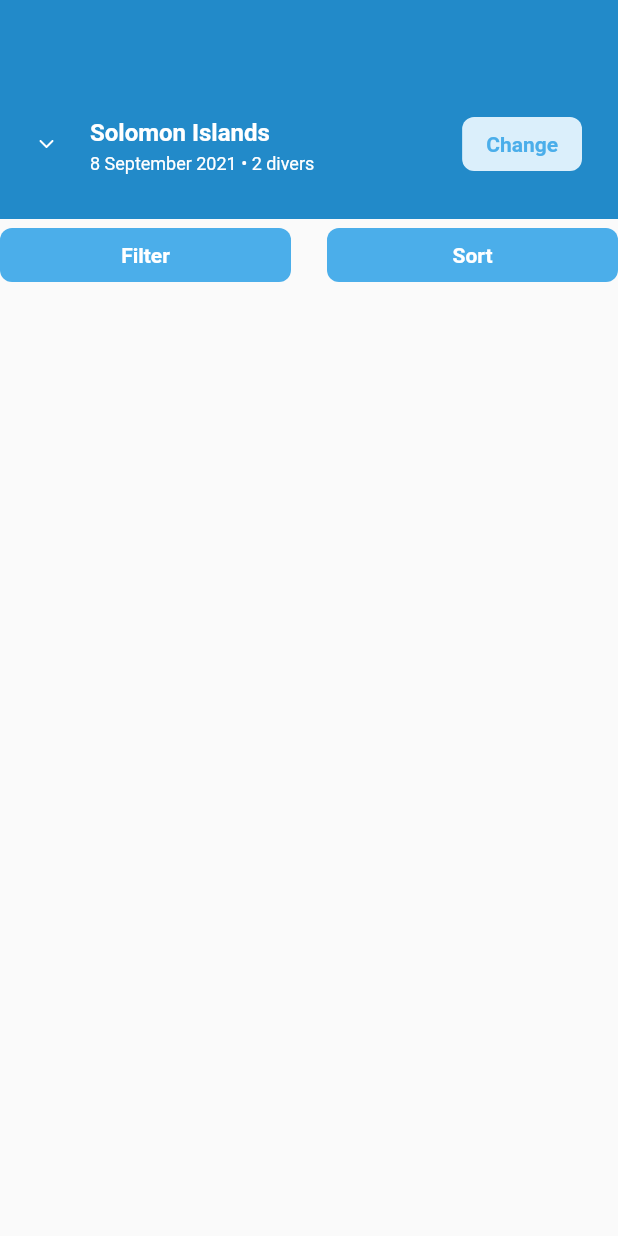
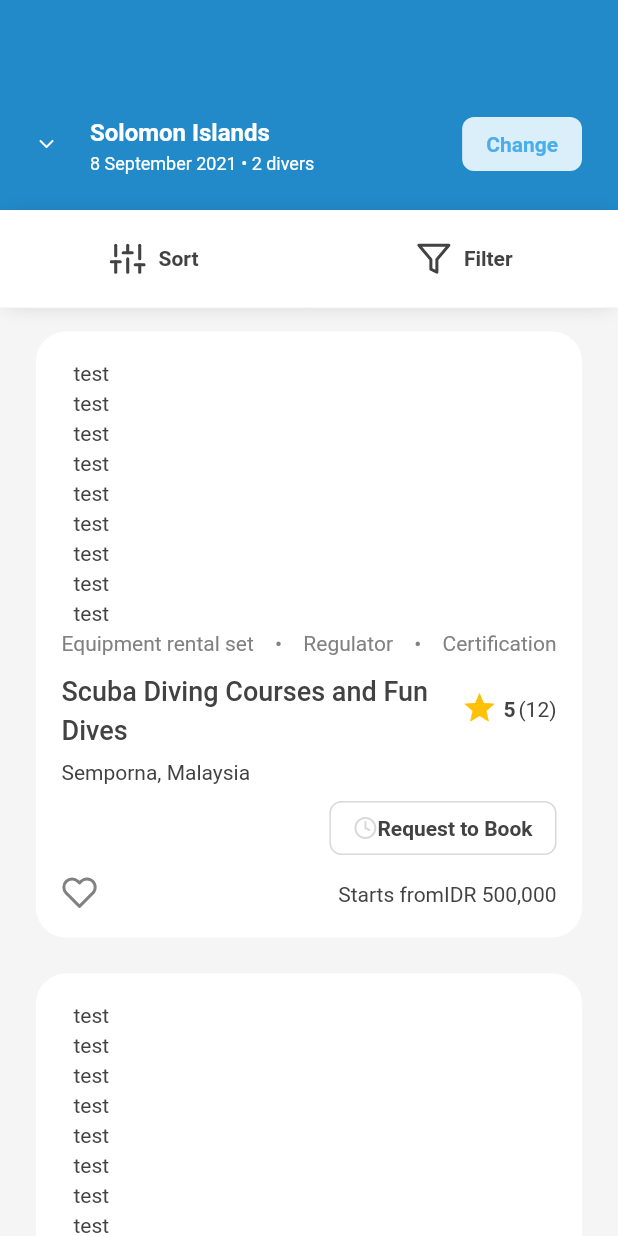
Before and after one commit to bayuleo/bookingDive, a Flutter app: the screen it shows after launch, after a tap on "Search", on a phone screen of 412 x 824 dp. Run offline on Flutter 3.47's test engine with Material 2 defaults, Android fonts, the phone set to English and light mode, and no system bars; our stand-ins replace dio, firebase_auth, firebase_core, firebase_messaging, flutter_svg, get and 5 more; missing offline and left inert: flutter_facebook_auth; accounts and stored records are empty.

Commit message:
item search

```diff
--- a/lib/app/core/values/app_theme_data.dart
+++ b/lib/app/core/values/app_theme_data.dart
@@ -28,6 +28,7 @@ class AppThemeData {
   final Color success90;
   final Color white;
   final Color disable;
+  final Color backgrounGrey;
 
   const AppThemeData(
       {required this.yellow10,
@@ -56,6 +57,7 @@ class AppThemeData {
       required this.success70,
       required this.success90,
       required this.white,
+      required this.backgrounGrey,
       required this.disable});
 
   static AppThemeData get light {
@@ -87,6 +89,7 @@ class AppThemeData {
       success90: Color(0xFF18451A),
       white: Color(0xFFFFFFFF),
       disable: Color(0xFFF3F3F3),
+      backgrounGrey: Color(0xFFF5F5F5),
     );
   }
 
--- a/lib/app/core/widgets/button/button_outline_basic_widget.dart
+++ b/lib/app/core/widgets/button/button_outline_basic_widget.dart
@@ -9,6 +9,9 @@ class ButtonOutlineBasicWidget extends StatelessWidget with BaseWidgetMixin {
   final Size? size;
   final bool isFullWidht;
   final bool enable;
+  final Color? textColor;
+  final Color? borderColor;
+  final Widget? icon;
 
   const ButtonOutlineBasicWidget({
     Key? key,
@@ -16,6 +19,9 @@ class ButtonOutlineBasicWidget extends StatelessWidget with BaseWidgetMixin {
     this.isFullWidht = false,
     this.size,
     this.enable = true,
+    this.textColor,
+    this.borderColor,
+    this.icon,
     required this.onTap,
   }) : super(key: key);
 
@@ -23,10 +29,15 @@ class ButtonOutlineBasicWidget extends StatelessWidget with BaseWidgetMixin {
   Widget build(BuildContext context) {
     return ElevatedButton(
       onPressed: () => enable ? onTap() : {},
-      child: TextBasicWidget(
-        text: text,
-        weight: FontWeight.w600,
-        color: enable ? theme.main50 : theme.main30,
+      child: Row(
+        children: [
+          icon ?? Container(),
+          TextBasicWidget(
+            text: text,
+            weight: FontWeight.w600,
+            color: enable ? textColor ?? theme.main50 : theme.main30,
+          ),
+        ],
       ),
       style: ElevatedButton.styleFrom(
         shadowColor: theme.white,
@@ -38,7 +49,8 @@ class ButtonOutlineBasicWidget extends StatelessWidget with BaseWidgetMixin {
                 ? null
                 : size,
         shape: RoundedRectangleBorder(
-          side: BorderSide(color: enable ? theme.main50 : theme.main30),
+          side: BorderSide(
+              color: enable ? borderColor ?? theme.main50 : theme.main30),
           borderRadius: BorderRadius.circular(8),
         ),
       ),
--- a/lib/app/modules/search/search_screen.dart
+++ b/lib/app/modules/search/search_screen.dart
@@ -1,6 +1,8 @@
 import 'package:bookingdive/app/core/widgets/button/button_basic_widget.dart';
 import 'package:bookingdive/app/core/widgets/text/text_basic_widget.dart';
 import 'package:bookingdive/app/modules/search/search_controller.dart';
+import 'package:bookingdive/app/modules/search/widgets/button_filter_search_widget.dart';
+import 'package:bookingdive/app/modules/search/widgets/item_search_location_widget.dart';
 import 'package:bookingdive/gen/assets.gen.dart';
 import 'package:flutter/material.dart';
 
@@ -12,13 +14,14 @@ class SearchScreen extends BaseView<SearchController> {
   @override
   Widget buildScreen(BuildContext context) {
     return Scaffold(
+      backgroundColor: theme.backgrounGrey,
       body: Column(
         children: [
           Container(
             decoration: BoxDecoration(color: theme.main70),
             child: Padding(
               padding: const EdgeInsets.only(
-                  top: 72, bottom: 26, left: 26, right: 24),
+                  top: 72, bottom: 20, left: 26, right: 24),
               child: Row(
                 mainAxisAlignment: MainAxisAlignment.spaceBetween,
                 children: [
@@ -57,27 +60,56 @@ class SearchScreen extends BaseView<SearchController> {
               ),
             ),
           ),
-          Padding(
+          Container(
+            decoration: BoxDecoration(
+                color: theme.white,
+                borderRadius: BorderRadius.circular(12),
+                boxShadow: [
+                  BoxShadow(
+                    offset: Offset(0, 1),
+                    blurRadius: 9,
+                    color: Colors.black.withOpacity(0.1),
+                  )
+                ]),
+            child: Padding(
               padding: const EdgeInsets.all(0),
               child: Row(
                 children: [
                   Expanded(
                     child: Padding(
-                    padding: const EdgeInsets.only(right: 12),
-                    child: ButtonBasicWidget(
-                        text: 'Filter', isFullWidht: false, onTap: () {}),
+                      padding: const EdgeInsets.only(right: 1),
+                      child: ButtonFilterSearchWidget(
+                        title: 'Sort',
+                        onClick: () {},
+                        icon: Assets.icons.settingIcon.svg(),
+                      ),
                     ),
                   ),
                   Expanded(
                     child: Padding(
-                    padding: const EdgeInsets.only(left: 12),
-                    child: ButtonBasicWidget(
-                        text: 'Sort', isFullWidht: false, onTap: () {}),
+                      padding: const EdgeInsets.only(left: 1),
+                      child: ButtonFilterSearchWidget(
+                        title: 'Filter',
+                        onClick: () {},
+                        icon: Assets.icons.filterIcon.svg(),
+                      ),
                     ),
                   ),
                 ],
               ),
             ),
+          ),
+          Expanded(
+              child: SingleChildScrollView(
+            child: ListView.builder(
+                physics: NeverScrollableScrollPhysics(),
+                padding: EdgeInsets.only(left: 24, top: 16, right: 24),
+                shrinkWrap: true,
+                itemCount: 9,
+                itemBuilder: (BuildContext context, int index) {
+                  return ItemSearchLocationWidget();
+                }),
+          ))
         ],
       ),
     );
--- /dev/null
+++ b/lib/app/modules/search/widgets/button_filter_search_widget.dart
@@ -0,0 +1,47 @@
+import 'package:bookingdive/app/core/base/base_widget_mixin.dart';
+import 'package:flutter/material.dart';
+
+import '../../../core/widgets/text/text_basic_widget.dart';
+
+class ButtonFilterSearchWidget extends StatelessWidget with BaseWidgetMixin {
+  final String title;
+  final Widget icon;
+  final Function onClick;
+
+  const ButtonFilterSearchWidget({
+    Key? key,
+    required this.title,
+    required this.icon,
+    required this.onClick,
+  }) : super(key: key);
+
+  @override
+  Widget build(BuildContext context) {
+    return ElevatedButton(
+      onPressed: () => onClick,
+      style: ElevatedButton.styleFrom(
+        shadowColor: theme.white,
+        elevation: 0,
+        minimumSize: Size(double.infinity, 65),
+        primary: Colors.white,
+        shape: RoundedRectangleBorder(
+          borderRadius: BorderRadius.circular(0),
+        ),
+      ),
+      child: Row(
+        mainAxisAlignment: MainAxisAlignment.center,
+        children: [
+          Padding(
+            padding: const EdgeInsets.only(right: 8),
+            child: icon,
+          ),
+          TextBasicWidget(
+            text: title,
+            weight: FontWeight.w600,
+            color: theme.black50,
+          ),
+        ],
+      ),
+    );
+  }
+}
--- /dev/null
+++ b/lib/app/modules/search/widgets/item_search_location_widget.dart
@@ -0,0 +1,124 @@
+import 'package:bookingdive/app/core/base/base_widget_mixin.dart';
+import 'package:bookingdive/app/core/widgets/button/button_outline_basic_widget.dart';
+import 'package:bookingdive/gen/assets.gen.dart';
+import 'package:flutter/material.dart';
+
+import '../../../core/widgets/text/text_basic_widget.dart';
+
+class ItemSearchLocationWidget extends StatelessWidget with BaseWidgetMixin {
+  const ItemSearchLocationWidget({Key? key}) : super(key: key);
+
+  @override
+  Widget build(BuildContext context) {
+    return Container(
+      margin: EdgeInsets.only(bottom: 24),
+      decoration: BoxDecoration(
+        color: Colors.white,
+        border: Border.all(color: theme.white),
+        borderRadius: BorderRadius.circular(20.0),
+      ),
+      child: Column(
+        crossAxisAlignment: CrossAxisAlignment.start,
+        children: [
+          ListView.builder(
+              scrollDirection: Axis.vertical,
+              padding: EdgeInsets.only(left: 24, top: 16, right: 24),
+              shrinkWrap: true,
+              itemCount: 9,
+              itemBuilder: (BuildContext context, int index) {
+                return TextBasicWidget(
+                  text: 'test',
+                );
+              }),
+          Padding(
+            padding: const EdgeInsets.only(left: 16, right: 16, bottom: 8),
+            child: Row(
+              mainAxisAlignment: MainAxisAlignment.spaceBetween,
+              children: [
+                TextBasicWidget(
+                  text: 'Equipment rental set',
+                  color: theme.black30,
+                ),
+                TextBasicWidget(text: '•', color: theme.black30),
+                TextBasicWidget(text: 'Regulator', color: theme.black30),
+                TextBasicWidget(text: '•', color: theme.black30),
+                TextBasicWidget(text: 'Certification', color: theme.black30),
+              ],
+            ),
+          ),
+          Padding(
+            padding: const EdgeInsets.only(left: 16, right: 16, bottom: 6),
+            child: Row(
+              crossAxisAlignment: CrossAxisAlignment.center,
+              children: [
+                Flexible(
+                  child: TextBasicWidget(
+                    text: 'Scuba Diving Courses and Fun Dives',
+                    size: 18,
+                    weight: FontWeight.w500,
+                    color: theme.black50,
+                  ),
+                ),
+                Row(
+                  children: [
+                    Icon(
+                      Icons.star,
+                      color: Colors.amber,
+                    ),
+                    Padding(
+                      padding: const EdgeInsets.only(left: 4, right: 2),
+                      child: TextBasicWidget(
+                        text: '5',
+                        weight: FontWeight.w700,
+                      ),
+                    ),
+                    TextBasicWidget(text: '(12)'),
+                  ],
+                )
+              ],
+            ),
+          ),
+          Padding(
+            padding: const EdgeInsets.only(left: 16, right: 16, bottom: 4),
+            child: TextBasicWidget(
+              text: 'Semporna, Malaysia',
+            ),
+          ),
+          Padding(
+            padding: const EdgeInsets.only(left: 16, right: 16, bottom: 8),
+            child: Row(
+              mainAxisAlignment: MainAxisAlignment.end,
+              children: [
+                ButtonOutlineBasicWidget(
+                    text: 'Request to Book',
+                    textColor: theme.black50,
+                    borderColor: theme.black10,
+                    icon: Assets.icons.clockIcon.svg(),
+                    onTap: () {}),
+              ],
+            ),
+          ),
+          Padding(
+            padding: const EdgeInsets.only(left: 16, right: 16, bottom: 18),
+            child: Row(
+              mainAxisAlignment: MainAxisAlignment.spaceBetween,
+              children: [
+                Assets.icons.heartIcon.svg(color: theme.black30),
+                Row(
+                  children: [
+                    TextBasicWidget(
+                      text: 'Starts from',
+                    ),
+                    TextBasicWidget(
+                      text: 'IDR 500,000',
+                    ),
+                  ],
+                )
+              ],
+            ),
+          )
+        ],
+      ),
+    );
+  }
+}
--- a/lib/gen/assets.gen.dart
+++ b/lib/gen/assets.gen.dart
@@ -40,6 +40,9 @@ class $AssetsIconsGen {
   /// File path: assets/icons/card_icon.svg
   SvgGenImage get cardIcon => const SvgGenImage('assets/icons/card_icon.svg');
 
+  /// File path: assets/icons/clock_icon.svg
+  SvgGenImage get clockIcon => const SvgGenImage('assets/icons/clock_icon.svg');
+
   /// File path: assets/icons/date_icon.svg
   SvgGenImage get dateIcon => const SvgGenImage('assets/icons/date_icon.svg');
 
@@ -61,6 +64,10 @@ class $AssetsIconsGen {
 
   /// File path: assets/icons/file_icon.svg
   SvgGenImage get fileIcon => const SvgGenImage('assets/icons/file_icon.svg');
+
+  /// File path: assets/icons/filter_icon.svg
+  SvgGenImage get filterIcon =>
+      const SvgGenImage('assets/icons/filter_icon.svg');
 
   /// File path: assets/icons/google_icon.svg
   SvgGenImage get googleIcon =>
@@ -112,6 +119,10 @@ class $AssetsIconsGen {
   /// File path: assets/icons/right_stroke.svg
   SvgGenImage get rightStroke =>
       const SvgGenImage('assets/icons/right_stroke.svg');
+
+  /// File path: assets/icons/setting_icon.svg
+  SvgGenImage get settingIcon =>
+      const SvgGenImage('assets/icons/setting_icon.svg');
 }
 
 class $AssetsImagesGen {
```
Also changed, not shown: assets/icons/clock_icon.svg (added), assets/icons/filter_icon.svg (added), assets/icons/setting_icon.svg (added). Lines whose indentation alone changed are shown as unchanged.
